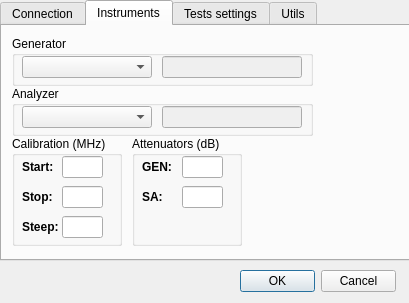
Old version of the form forms/settings.ui in the repository Dimagic/CobhamUtils.
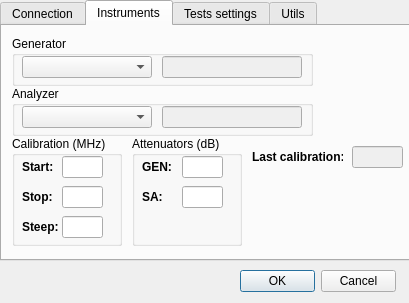
New version of the form. The open tabs and pages were chosen to show the change.

Commit message: added calibration date

The edit to the form file:
```diff
--- a/forms/settings.ui
+++ b/forms/settings.ui
@@ -410,6 +410,38 @@
       </property>
      </widget>
     </widget>
+    <widget class="QLabel" name="label_14">
+     <property name="geometry">
+      <rect>
+       <x>250</x>
+       <y>120</y>
+       <width>91</width>
+       <height>22</height>
+      </rect>
+     </property>
+     <property name="font">
+      <font>
+       <weight>75</weight>
+       <bold>true</bold>
+      </font>
+     </property>
+     <property name="text">
+      <string>Last calibration:</string>
+     </property>
+    </widget>
+    <widget class="QLineEdit" name="last_calibr">
+     <property name="enabled">
+      <bool>false</bool>
+     </property>
+     <property name="geometry">
+      <rect>
+       <x>350</x>
+       <y>120</y>
+       <width>51</width>
+       <height>22</height>
+      </rect>
+     </property>
+    </widget>
    </widget>
    <widget class="QWidget" name="tab_2">
     <attribute name="title">
```
